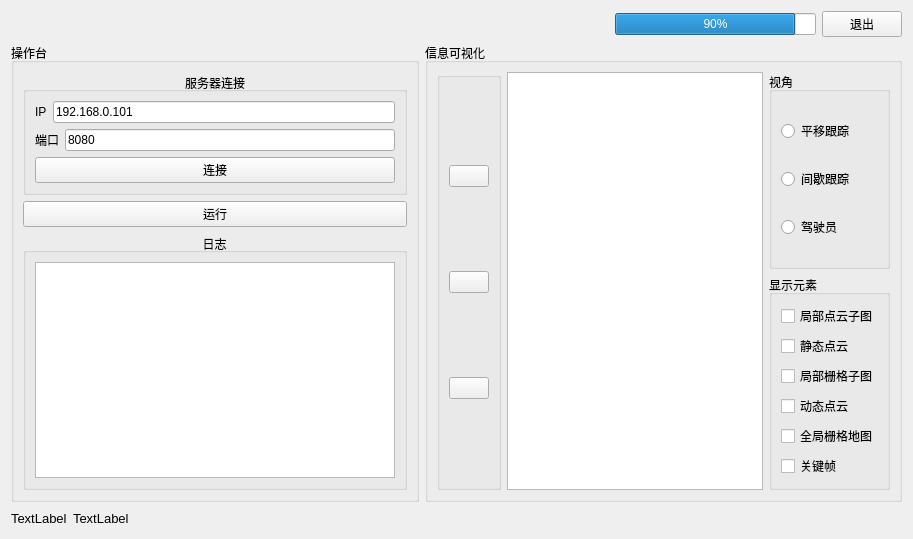
The window that ui/MainWindow.ui (Robot-WH/3d_robot_client) describes before a commit, drawn with Qt 5.
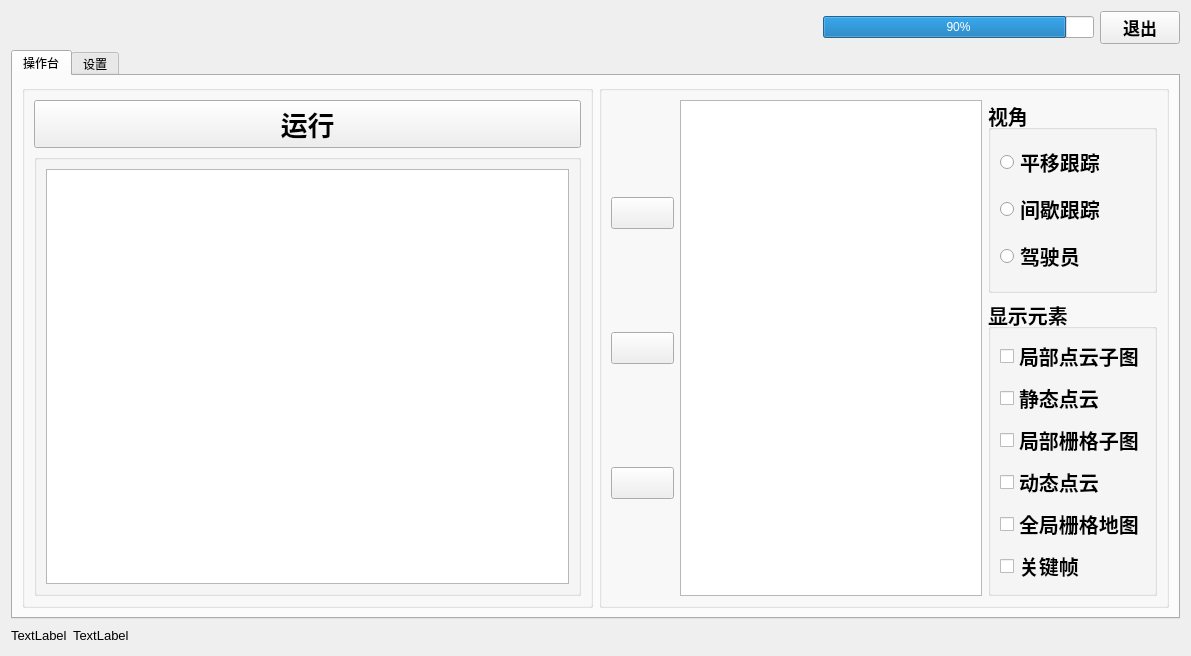
The same window after the commit.

Patch:
```diff
--- a/ui/MainWindow.ui
+++ b/ui/MainWindow.ui
@@ -6,8 +6,8 @@
    <rect>
     <x>0</x>
     <y>0</y>
-    <width>913</width>
-    <height>539</height>
+    <width>1191</width>
+    <height>656</height>
    </rect>
   </property>
   <property name="windowTitle">
@@ -69,6 +69,12 @@
        </item>
        <item>
         <widget class="QPushButton" name="pushButton">
+         <property name="font">
+          <font>
+           <pointsize>13</pointsize>
+           <bold>true</bold>
+          </font>
+         </property>
          <property name="text">
           <string>退出</string>
          </property>
@@ -79,68 +85,35 @@
      <item>
       <layout class="QHBoxLayout" name="horizontalLayout_4">
        <item>
-        <widget class="QGroupBox" name="groupBox_3">
-         <property name="title">
+        <widget class="QTabWidget" name="tabWidget">
+         <property name="currentIndex">
+          <number>0</number>
+         </property>
+         <widget class="QWidget" name="tab">
+          <attribute name="title">
           <string>操作台</string>
+          </attribute>
+          <layout class="QHBoxLayout" name="horizontalLayout_9">
+           <item>
+            <widget class="QGroupBox" name="groupBox_3">
+             <property name="font">
+              <font>
+               <pointsize>15</pointsize>
+               <bold>true</bold>
+              </font>
+             </property>
+             <property name="title">
+              <string/>
          </property>
          <layout class="QVBoxLayout" name="verticalLayout_7">
-          <item>
-           <widget class="QGroupBox" name="groupBox">
-            <property name="title">
-             <string>服务器连接</string>
-            </property>
-            <property name="alignment">
-             <set>Qt::AlignCenter</set>
-            </property>
-            <layout class="QVBoxLayout" name="verticalLayout_6">
-             <item>
-              <layout class="QHBoxLayout" name="horizontalLayout">
-               <item>
-                <widget class="QLabel" name="label">
-                 <property name="text">
-                  <string>IP</string>
-                 </property>
-                </widget>
-               </item>
-               <item>
-                <widget class="QLineEdit" name="line_ip_Edit">
-                 <property name="text">
-                  <string>192.168.0.101</string>
-                 </property>
-                </widget>
-               </item>
-              </layout>
-             </item>
-             <item>
-              <layout class="QHBoxLayout" name="horizontalLayout_2">
-               <item>
-                <widget class="QLabel" name="label_2">
-                 <property name="text">
-                  <string>端口</string>
-                 </property>
-                </widget>
-               </item>
-               <item>
-                <widget class="QLineEdit" name="line_port_Edit">
-                 <property name="text">
-                  <string>8080</string>
-                 </property>
-                </widget>
-               </item>
-              </layout>
-             </item>
-             <item>
-              <widget class="QPushButton" name="server_connect_Button">
-               <property name="text">
-                <string>连接</string>
-               </property>
-              </widget>
-             </item>
-            </layout>
-           </widget>
-          </item>
           <item>
            <widget class="QPushButton" name="bringup_button">
+                <property name="font">
+                 <font>
+                  <pointsize>20</pointsize>
+                  <bold>true</bold>
+                 </font>
+                </property>
             <property name="text">
              <string>运行</string>
             </property>
@@ -149,14 +122,21 @@
           <item>
            <widget class="QGroupBox" name="groupBox_4">
             <property name="title">
-             <string>日志</string>
+                 <string/>
             </property>
             <property name="alignment">
              <set>Qt::AlignCenter</set>
             </property>
             <layout class="QHBoxLayout" name="horizontalLayout_8">
              <item>
-              <widget class="QTextBrowser" name="msg_output"/>
+                  <widget class="QTextBrowser" name="msg_output">
+                   <property name="font">
+                    <font>
+                     <pointsize>8</pointsize>
+                     <bold>false</bold>
+                    </font>
+                   </property>
+                  </widget>
              </item>
             </layout>
            </widget>
@@ -166,16 +146,18 @@
        </item>
        <item>
         <widget class="QGroupBox" name="groupBox_2">
+             <property name="font">
+              <font>
+               <pointsize>15</pointsize>
+               <bold>true</bold>
+              </font>
+             </property>
          <property name="title">
-          <string>信息可视化</string>
+              <string/>
          </property>
          <layout class="QHBoxLayout" name="horizontalLayout_3">
           <item>
-           <widget class="QGroupBox" name="groupBox_5">
-            <property name="title">
-             <string/>
-            </property>
-            <layout class="QVBoxLayout" name="verticalLayout_3">
+               <layout class="QVBoxLayout" name="verticalLayout_8">
              <item>
               <widget class="QPushButton" name="pushButton_plus">
                <property name="text">
@@ -198,7 +180,6 @@
               </widget>
              </item>
             </layout>
-           </widget>
           </item>
           <item>
            <widget class="QGraphicsView" name="mapViz">
@@ -223,13 +204,31 @@
               <layout class="QVBoxLayout" name="verticalLayout_4">
                <item>
                 <widget class="QRadioButton" name="radioButton">
+                     <property name="font">
+                      <font>
+                       <pointsize>15</pointsize>
+                       <bold>true</bold>
+                      </font>
+                     </property>
                  <property name="text">
                   <string>平移跟踪</string>
                  </property>
+                     <property name="iconSize">
+                      <size>
+                       <width>20</width>
+                       <height>20</height>
+                      </size>
+                     </property>
                 </widget>
                </item>
                <item>
                 <widget class="QRadioButton" name="radioButton_4">
+                     <property name="font">
+                      <font>
+                       <pointsize>15</pointsize>
+                       <bold>true</bold>
+                      </font>
+                     </property>
                  <property name="text">
                   <string>间歇跟踪</string>
                  </property>
@@ -237,6 +236,12 @@
                </item>
                <item>
                 <widget class="QRadioButton" name="radioButton_2">
+                     <property name="font">
+                      <font>
+                       <pointsize>15</pointsize>
+                       <bold>true</bold>
+                      </font>
+                     </property>
                  <property name="text">
                   <string>驾驶员</string>
                  </property>
@@ -253,6 +258,12 @@
               <layout class="QVBoxLayout" name="verticalLayout_5">
                <item>
                 <widget class="QCheckBox" name="checkBox_2">
+                     <property name="font">
+                      <font>
+                       <pointsize>15</pointsize>
+                       <bold>true</bold>
+                      </font>
+                     </property>
                  <property name="text">
                   <string>局部点云子图</string>
                  </property>
@@ -260,6 +271,12 @@
                </item>
                <item>
                 <widget class="QCheckBox" name="checkBox_4">
+                     <property name="font">
+                      <font>
+                       <pointsize>15</pointsize>
+                       <bold>true</bold>
+                      </font>
+                     </property>
                  <property name="text">
                   <string>静态点云</string>
                  </property>
@@ -267,6 +284,12 @@
                </item>
                <item>
                 <widget class="QCheckBox" name="checkBox">
+                     <property name="font">
+                      <font>
+                       <pointsize>15</pointsize>
+                       <bold>true</bold>
+                      </font>
+                     </property>
                  <property name="text">
                   <string>局部栅格子图</string>
                  </property>
@@ -274,6 +297,12 @@
                </item>
                <item>
                 <widget class="QCheckBox" name="checkBox_5">
+                     <property name="font">
+                      <font>
+                       <pointsize>15</pointsize>
+                       <bold>true</bold>
+                      </font>
+                     </property>
                  <property name="text">
                   <string>动态点云</string>
                  </property>
@@ -281,6 +310,12 @@
                </item>
                <item>
                 <widget class="QCheckBox" name="checkBox_3">
+                     <property name="font">
+                      <font>
+                       <pointsize>15</pointsize>
+                       <bold>true</bold>
+                      </font>
+                     </property>
                  <property name="text">
                   <string>全局栅格地图</string>
                  </property>
@@ -288,6 +323,12 @@
                </item>
                <item>
                 <widget class="QCheckBox" name="checkBox_6">
+                     <property name="font">
+                      <font>
+                       <pointsize>15</pointsize>
+                       <bold>true</bold>
+                      </font>
+                     </property>
                  <property name="text">
                   <string>关键帧</string>
                  </property>
@@ -299,6 +340,122 @@
            </layout>
           </item>
          </layout>
+            </widget>
+           </item>
+          </layout>
+         </widget>
+         <widget class="QWidget" name="tab_2">
+          <attribute name="title">
+           <string>设置</string>
+          </attribute>
+          <layout class="QVBoxLayout" name="verticalLayout_3">
+           <item>
+            <widget class="QGroupBox" name="groupBox">
+             <property name="title">
+              <string>服务器</string>
+             </property>
+             <property name="alignment">
+              <set>Qt::AlignLeading|Qt::AlignLeft|Qt::AlignVCenter</set>
+             </property>
+             <layout class="QHBoxLayout" name="horizontalLayout_6">
+              <item>
+               <layout class="QHBoxLayout" name="horizontalLayout_2">
+                <item>
+                 <widget class="QLabel" name="label_2">
+                  <property name="text">
+                   <string>端口</string>
+                  </property>
+                 </widget>
+                </item>
+                <item>
+                 <widget class="QLineEdit" name="line_port_Edit">
+                  <property name="font">
+                   <font>
+                    <pointsize>12</pointsize>
+                    <bold>false</bold>
+                   </font>
+                  </property>
+                  <property name="text">
+                   <string>8080</string>
+                  </property>
+                 </widget>
+                </item>
+               </layout>
+              </item>
+              <item>
+               <layout class="QHBoxLayout" name="horizontalLayout">
+                <item>
+                 <widget class="QLabel" name="label">
+                  <property name="text">
+                   <string>IP</string>
+                  </property>
+                 </widget>
+                </item>
+                <item>
+                 <widget class="QLineEdit" name="line_ip_Edit">
+                  <property name="font">
+                   <font>
+                    <pointsize>12</pointsize>
+                    <bold>false</bold>
+                   </font>
+                  </property>
+                  <property name="text">
+                   <string>192.168.0.101</string>
+                  </property>
+                 </widget>
+                </item>
+               </layout>
+              </item>
+              <item>
+               <widget class="QPushButton" name="server_connect_Button">
+                <property name="font">
+                 <font>
+                  <pointsize>20</pointsize>
+                  <bold>true</bold>
+                 </font>
+                </property>
+                <property name="text">
+                 <string>连接</string>
+                </property>
+               </widget>
+              </item>
+             </layout>
+            </widget>
+           </item>
+           <item>
+            <widget class="QGroupBox" name="groupBox_5">
+             <property name="title">
+              <string>系统</string>
+             </property>
+            </widget>
+           </item>
+           <item>
+            <widget class="QGroupBox" name="groupBox_8">
+             <property name="title">
+              <string>算法</string>
+             </property>
+             <layout class="QVBoxLayout" name="verticalLayout_6">
+              <item>
+               <widget class="QGroupBox" name="groupBox_9">
+                <property name="title">
+                 <string>外参</string>
+                </property>
+                <layout class="QGridLayout" name="gridLayout">
+                 <item row="0" column="0">
+                  <widget class="QRadioButton" name="radioButton_3">
+                   <property name="text">
+                    <string>激光雷达安装颠倒</string>
+                   </property>
+                  </widget>
+                 </item>
+                </layout>
+               </widget>
+              </item>
+             </layout>
+            </widget>
+           </item>
+          </layout>
+         </widget>
         </widget>
        </item>
       </layout>
```
Left out of the diff: 2 changed lines with no effect on the pictures. Lines whose indentation alone changed are shown as unchanged.
